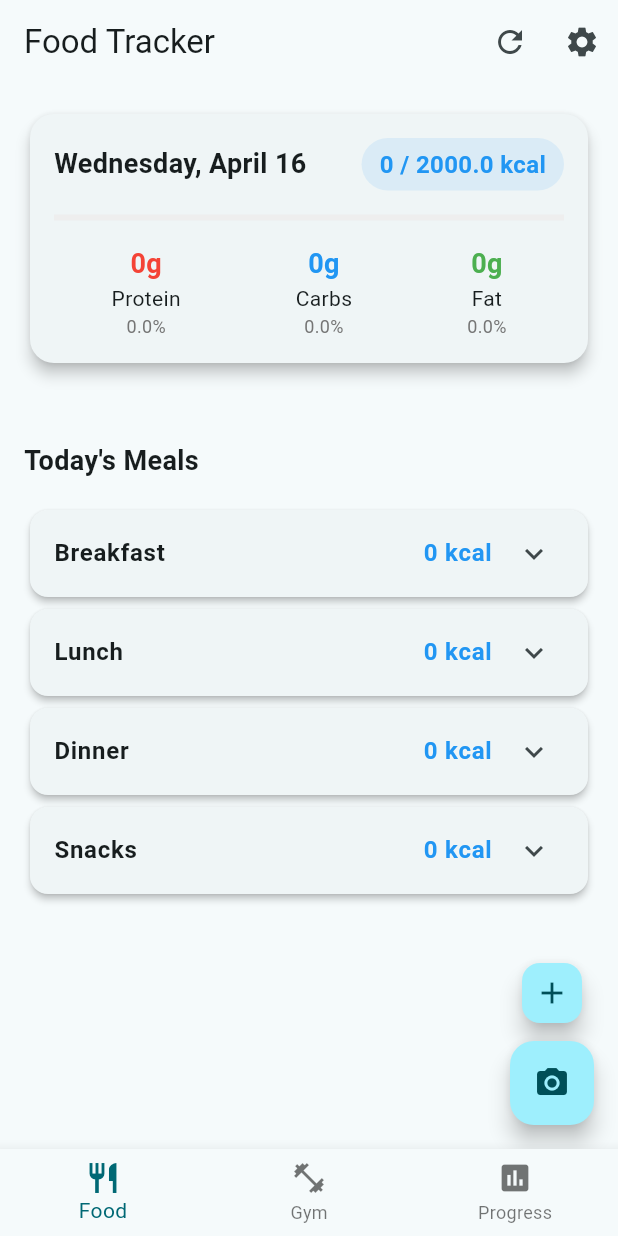
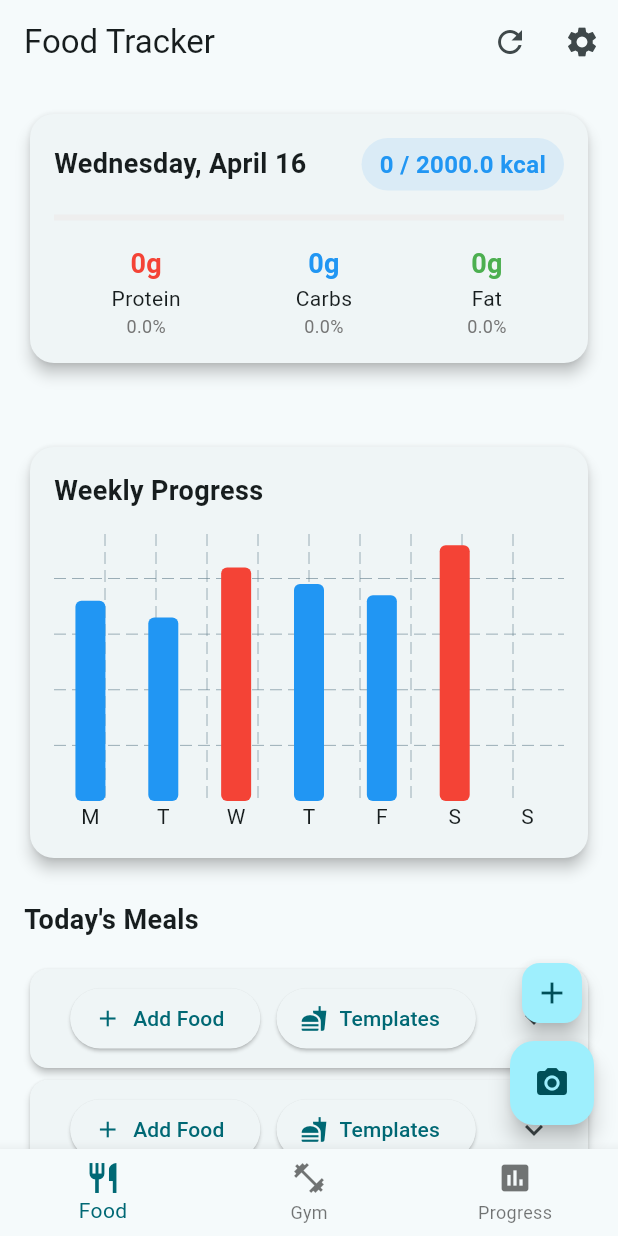
Before and after one commit to rYeti/FitTracker, a Flutter app: the screen it shows after launch, on a phone screen of 412 x 824 dp. Run offline on Flutter 3.47's test engine with Material 3 defaults, Android fonts, the phone set to English and light mode, and no system bars; drawn by our look-alikes of fl_chart; our stand-ins replace dio, get_it, shared_preferences; missing offline and left inert: mobile_scanner.

Commit message:
Add weekly progress chart and meal templates feature to food tracking screen. Update quick add button to navigate to barcode scanner and refresh nutrition data. Enhance UI with evenly spaced buttons for adding food and accessing templates.

```diff
--- a/lib/feature/food_tracking/presentation/view/food_tracking_screen.dart
+++ b/lib/feature/food_tracking/presentation/view/food_tracking_screen.dart
@@ -79,6 +79,8 @@ class _FoodTrackingScreenState extends State<FoodTrackingScreen> {
                 const SizedBox(height: 24),
                 _buildMacroChart(),
                 const SizedBox(height: 24),
+                _buildWeeklyProgress(),
+                const SizedBox(height: 24),
                 _buildMealsList(),
               ],
             ),
@@ -91,8 +93,14 @@ class _FoodTrackingScreenState extends State<FoodTrackingScreen> {
           FloatingActionButton(
             heroTag: 'quick_add',
             mini: true,
-            onPressed: () {
-              // TODO: Show quick add menu
+            onPressed: () async {
+              await Navigator.push(
+                context,
+                MaterialPageRoute(
+                  builder: (context) => const BarcodeScannerView(),
+                ),
+              );
+              _loadNutritionData();
             },
             child: const Icon(Icons.add),
           ),
@@ -344,15 +352,25 @@ class _FoodTrackingScreenState extends State<FoodTrackingScreen> {
       shape: RoundedRectangleBorder(borderRadius: BorderRadius.circular(12)),
       child: ExpansionTile(
         title: Row(
-          mainAxisAlignment: MainAxisAlignment.spaceBetween,
+          mainAxisAlignment: MainAxisAlignment.spaceEvenly,
           children: [
-            Text(category, style: const TextStyle(fontWeight: FontWeight.bold)),
-            Text(
-              '$totalCalories kcal',
-              style: const TextStyle(
-                color: Colors.blue,
-                fontWeight: FontWeight.bold,
-              ),
+            ElevatedButton.icon(
+              icon: const Icon(Icons.add),
+              label: const Text('Add Food'),
+              onPressed: () async {
+                await Navigator.push(
+                  context,
+                  MaterialPageRoute(
+                    builder: (context) => FoodAddScreen(category: category),
+                  ),
+                );
+                _loadNutritionData();
+              },
+            ),
+            ElevatedButton.icon(
+              icon: const Icon(Icons.fastfood),
+              label: const Text('Templates'),
+              onPressed: () => _showMealTemplates(category),
             ),
           ],
         ),
@@ -401,4 +419,121 @@ class _FoodTrackingScreenState extends State<FoodTrackingScreen> {
       ),
     );
   }
+
+  Widget _buildWeeklyProgress() {
+    return Card(
+      elevation: 4,
+      shape: RoundedRectangleBorder(borderRadius: BorderRadius.circular(16)),
+      child: Padding(
+        padding: const EdgeInsets.all(16.0),
+        child: Column(
+          crossAxisAlignment: CrossAxisAlignment.start,
+          children: [
+            const Text(
+              'Weekly Progress',
+              style: TextStyle(fontSize: 18, fontWeight: FontWeight.bold),
+            ),
+            const SizedBox(height: 16),
+            SizedBox(
+              height: 200,
+              child: BarChart(
+                BarChartData(
+                  alignment: BarChartAlignment.spaceAround,
+                  maxY: _dailyCalorieGoal * 1.2,
+                  titlesData: FlTitlesData(
+                    leftTitles: AxisTitles(
+                      sideTitles: SideTitles(showTitles: false),
+                    ),
+                    rightTitles: AxisTitles(
+                      sideTitles: SideTitles(showTitles: false),
+                    ),
+                    topTitles: AxisTitles(
+                      sideTitles: SideTitles(showTitles: false),
+                    ),
+                    bottomTitles: AxisTitles(
+                      sideTitles: SideTitles(
+                        showTitles: true,
+                        getTitlesWidget: (value, meta) {
+                          const days = ['M', 'T', 'W', 'T', 'F', 'S', 'S'];
+                          return Text(days[value.toInt() % 7]);
+                        },
+                      ),
+                    ),
+                  ),
+                  borderData: FlBorderData(show: false),
+                  barGroups: [
+                    _createBarGroup(0, 1800),
+                    _createBarGroup(1, 1650),
+                    _createBarGroup(2, 2100),
+                    _createBarGroup(3, 1950),
+                    _createBarGroup(4, 1850),
+                    _createBarGroup(5, 2300),
+                    _createBarGroup(
+                      6,
+                      _todayNutrition!.totalCalories.toDouble(),
+                    ),
+                  ],
+                ),
+              ),
+            ),
+          ],
+        ),
+      ),
+    );
+  }
+
+  BarChartGroupData _createBarGroup(int x, double y) {
+    return BarChartGroupData(
+      x: x,
+      barRods: [
+        BarChartRodData(
+          toY: y,
+          color: y > _dailyCalorieGoal ? Colors.red : Colors.blue,
+          width: 20,
+          borderRadius: BorderRadius.circular(4),
+        ),
+      ],
+    );
+  }
+
+  void _showMealTemplates(String category) {
+    showModalBottomSheet(
+      context: context,
+      builder: (context) {
+        return Column(
+          mainAxisSize: MainAxisSize.min,
+          children: [
+            ListTile(
+              title: Text('$category Templates'),
+              subtitle: const Text('Quick add your favorite meals'),
+            ),
+            const Divider(),
+            ListTile(
+              leading: const Icon(Icons.breakfast_dining),
+              title: const Text('Oatmeal with Fruit'),
+              subtitle: const Text('350 kcal | P: 12g | C: 60g | F: 8g'),
+              onTap: () {
+                // Add template meal
+                Navigator.pop(context);
+              },
+            ),
+            ListTile(
+              leading: const Icon(Icons.lunch_dining),
+              title: const Text('Chicken Salad'),
+              subtitle: const Text('450 kcal | P: 35g | C: 20g | F: 25g'),
+              onTap: () {
+                // Add template meal
+                Navigator.pop(context);
+              },
+            ),
+            ElevatedButton(
+              onPressed: () => Navigator.pop(context),
+              child: const Text('Close'),
+            ),
+            const SizedBox(height: 20),
+          ],
+        );
+      },
+    );
+  }
 }
```
